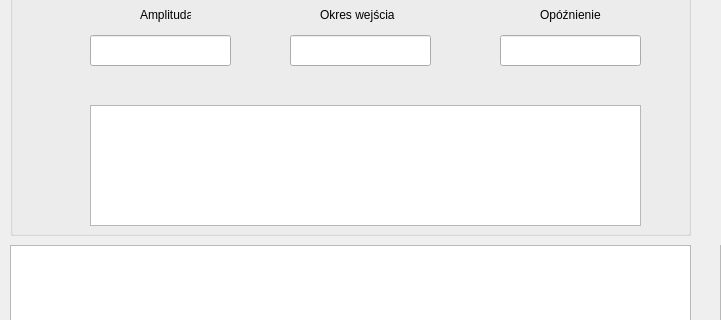
Before: the Qt Designer form mainwindow.ui in Yannkess/MMM_Projekt, drawn with Qt 5; both pictures show x 0 to 721 and y 155 to 475 of the 1400 by 800 pixel window.
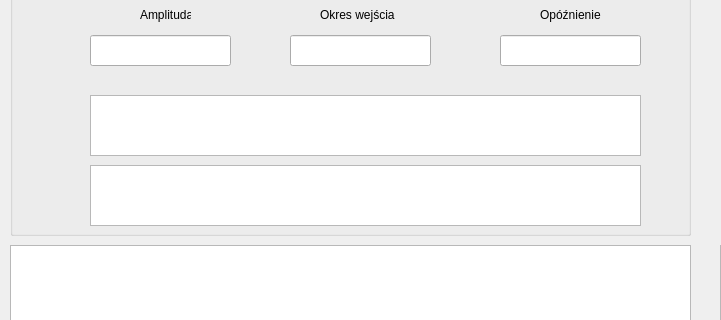
After: the same form once the commit is applied. Custom widgets are drawn as their Qt base class.

```diff
--- a/mainwindow.ui
+++ b/mainwindow.ui
@@ -128,9 +128,9 @@
      <property name="geometry">
       <rect>
        <x>80</x>
-       <y>250</y>
+       <y>310</y>
        <width>551</width>
-       <height>121</height>
+       <height>61</height>
       </rect>
      </property>
     </widget>
@@ -194,6 +194,16 @@
       </rect>
      </property>
     </widget>
+    <widget class="QTextBrowser" name="textBrowser_2">
+     <property name="geometry">
+      <rect>
+       <x>80</x>
+       <y>240</y>
+       <width>551</width>
+       <height>61</height>
+      </rect>
+     </property>
+    </widget>
    </widget>
    <widget class="QGroupBox" name="groupBox_2">
     <property name="geometry">
```
Left out of the diff: 2 changed lines with no effect on the pictures.
